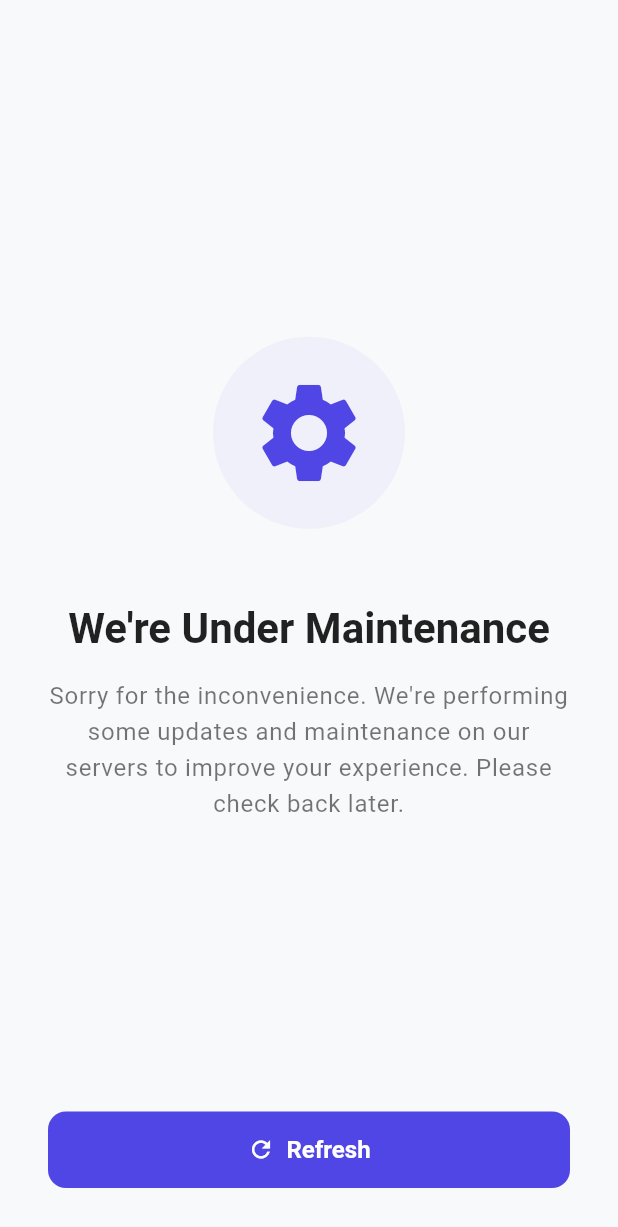
After one commit to vipultarur/shreshtlibrary_app, a Flutter app: the MaintenanceScreen screen opened by its route, on a phone screen of 412 x 824 dp. The commit adds this screen. Shown: the top 1227 px of the screen. Run offline on Flutter 3.47's test engine with Material 3 defaults, Android fonts, the phone set to English and light mode, and no system bars; our stand-ins replace cached_network_image, carousel_slider, dio, easy_date_timeline, firebase_core, firebase_messaging and 11 more; missing offline and left inert: mobile_scanner, razorpay_flutter; accounts and stored records are empty; network calls fail.

Commit message:
feat: Implement Maintenance Mode splash screen

```diff
--- a/lib/core/routing/app_router.dart
+++ b/lib/core/routing/app_router.dart
@@ -5,6 +5,7 @@ import 'package:go_router/go_router.dart';
 import 'package:shreshtlibrary/features/attendance/attendance_screen.dart';
 import 'package:shreshtlibrary/features/attendance/qr_scanner_screen.dart';
 import 'package:shreshtlibrary/features/auth/presentation/auth_controller.dart';
+import 'package:shreshtlibrary/features/auth/presentation/screens/maintenance_screen.dart';
 import 'package:shreshtlibrary/features/auth/presentation/screens/login_screen.dart';
 import 'package:shreshtlibrary/features/auth/presentation/screens/register_screen.dart';
 import 'package:shreshtlibrary/features/auth/presentation/screens/forgot_password_screen.dart';
@@ -67,6 +68,9 @@ final routerProvider = Provider<GoRouter>((ref) {
       if (auth.isLoading) {
         return path == '/loading' ? null : '/loading';
       }
+      if (auth.isMaintenance) {
+        return path == '/maintenance' ? null : '/maintenance';
+      }
       if (!auth.isAuthenticated && !publicPath) {
         return '/login';
       }
@@ -79,6 +83,10 @@ final routerProvider = Provider<GoRouter>((ref) {
       GoRoute(
         path: '/loading',
         builder: (context, state) => const LoadingScreen(),
+      ),
+      GoRoute(
+        path: '/maintenance',
+        builder: (context, state) => const MaintenanceScreen(),
       ),
       GoRoute(path: '/login', builder: (context, state) => const LoginScreen()),
       GoRoute(
--- a/lib/features/auth/presentation/auth_controller.dart
+++ b/lib/features/auth/presentation/auth_controller.dart
@@ -12,12 +12,15 @@ class AuthState {
   const AuthState({
     required this.isLoading,
     required this.isAuthenticated,
+    this.isMaintenance = false,
     this.user,
     this.error,
     this.fieldErrors,
   });
 
   const AuthState.loading() : this(isLoading: true, isAuthenticated: false);
+
+  const AuthState.maintenance() : this(isLoading: false, isAuthenticated: false, isMaintenance: true);
 
   const AuthState.signedOut([String? error, Map<String, dynamic>? fieldErrors])
     : this(isLoading: false, isAuthenticated: false, error: error, fieldErrors: fieldErrors);
@@ -27,6 +30,7 @@ class AuthState {
 
   final bool isLoading;
   final bool isAuthenticated;
+  final bool isMaintenance;
   final AuthUser? user;
   final String? error;
   final Map<String, dynamic>? fieldErrors;
@@ -46,6 +50,16 @@ class AuthController extends Notifier<AuthState> {
   }
 
   Future<void> _bootstrap() async {
+    try {
+      final info = await _api.libraryInfo();
+      if (info.maintenanceMode) {
+        state = const AuthState.maintenance();
+        return;
+      }
+    } catch (_) {
+      // Ignore network errors and continue to cache-based auth
+    }
+
     final tokens = await ref.read(tokenStoreProvider).read();
     state = tokens?.isComplete ?? false
         ? const AuthState.signedIn()
--- /dev/null
+++ b/lib/features/auth/presentation/screens/maintenance_screen.dart
@@ -0,0 +1,77 @@
+import 'package:flutter/material.dart';
+import 'package:flutter_riverpod/flutter_riverpod.dart';
+
+import 'package:shreshtlibrary/core/theme/app_theme.dart';
+import 'package:shreshtlibrary/features/auth/presentation/auth_controller.dart';
+
+class MaintenanceScreen extends ConsumerWidget {
+  const MaintenanceScreen({super.key});
+
+  @override
+  Widget build(BuildContext context, WidgetRef ref) {
+    final theme = Theme.of(context);
+    final isDark = theme.brightness == Brightness.dark;
+
+    return Scaffold(
+      body: SafeArea(
+        child: Padding(
+          padding: const EdgeInsets.all(32.0),
+          child: Column(
+            mainAxisAlignment: MainAxisAlignment.center,
+            crossAxisAlignment: CrossAxisAlignment.center,
+            children: [
+              const Spacer(),
+              Container(
+                padding: const EdgeInsets.all(24),
+                decoration: BoxDecoration(
+                  color: isDark
+                    ? theme.colorScheme.primary.withOpacity(0.1)
+                    : theme.colorScheme.primary.withOpacity(0.05),
+                  shape: BoxShape.circle,
+                ),
+                child: Icon(
+                  Icons.settings,
+                  size: 80,
+                  color: theme.colorScheme.primary,
+                ),
+              ),
+              const SizedBox(height: 48),
+              Text(
+                'We\'re Under Maintenance',
+                textAlign: TextAlign.center,
+                style: theme.textTheme.headlineMedium?.copyWith(
+                  fontWeight: FontWeight.bold,
+                  color: isDark ? Colors.white : Colors.black87,
+                ),
+              ),
+              const SizedBox(height: 16),
+              Text(
+                'Sorry for the inconvenience. We\'re performing some updates and maintenance on our servers to improve your experience. Please check back later.',
+                textAlign: TextAlign.center,
+                style: theme.textTheme.bodyLarge?.copyWith(
+                  color: isDark ? Colors.white70 : Colors.black54,
+                  height: 1.5,
+                ),
+              ),
+              const Spacer(),
+              SizedBox(
+                width: double.infinity,
+                child: ElevatedButton.icon(
+                  onPressed: () {
+                    // Try to re-bootstrap auth which will re-fetch library info
+                    ref.invalidate(authControllerProvider);
+                  },
+                  icon: const Icon(Icons.refresh),
+                  label: const Text('Refresh'),
+                  style: ElevatedButton.styleFrom(
+                    padding: const EdgeInsets.symmetric(vertical: 16),
+                  ),
+                ),
+              ),
+            ],
+          ),
+        ),
+      ),
+    );
+  }
+}
```
